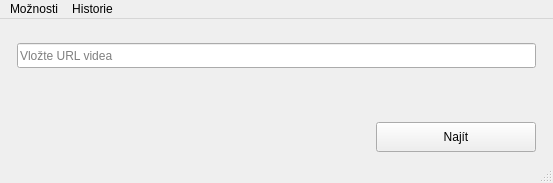
First picture: the form in y2mate/searchvideowindow.ui, repository RxiPland/y2mate_desktop, before the edit.
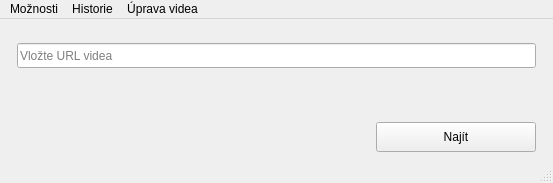
Second picture: the form after the edit. Icons and pictures are not drawn.

Diff of the .ui file:
```diff
--- a/y2mate/searchvideowindow.ui
+++ b/y2mate/searchvideowindow.ui
@@ -223,8 +223,15 @@
     <addaction name="separator"/>
     <addaction name="action_menu2_6"/>
    </widget>
+   <widget class="QMenu" name="menu_3">
+    <property name="title">
+     <string>Úprava videa</string>
+    </property>
+    <addaction name="action_menu3_1"/>
+   </widget>
    <addaction name="menu_1"/>
    <addaction name="menu_2"/>
+   <addaction name="menu_3"/>
   </widget>
   <widget class="QStatusBar" name="statusBar"/>
   <action name="action_menu1_1">
```
Left out of the diff: 9 changed lines with no effect on the pictures.
